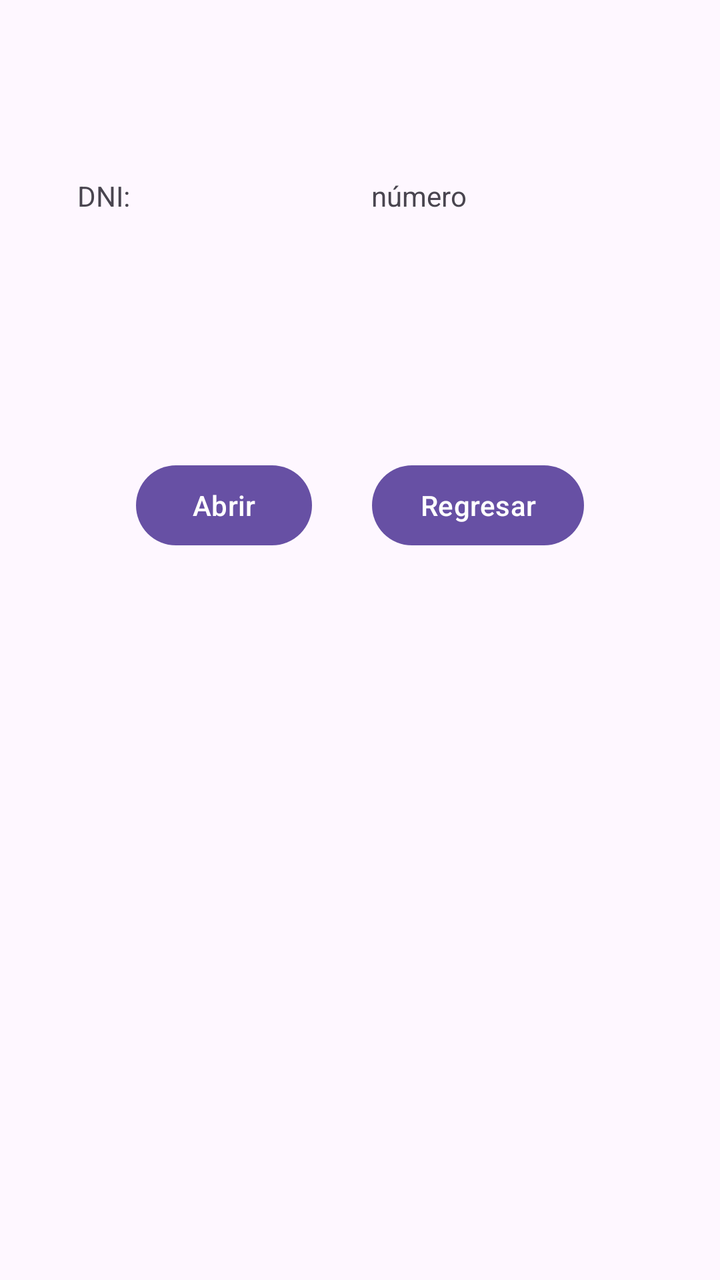
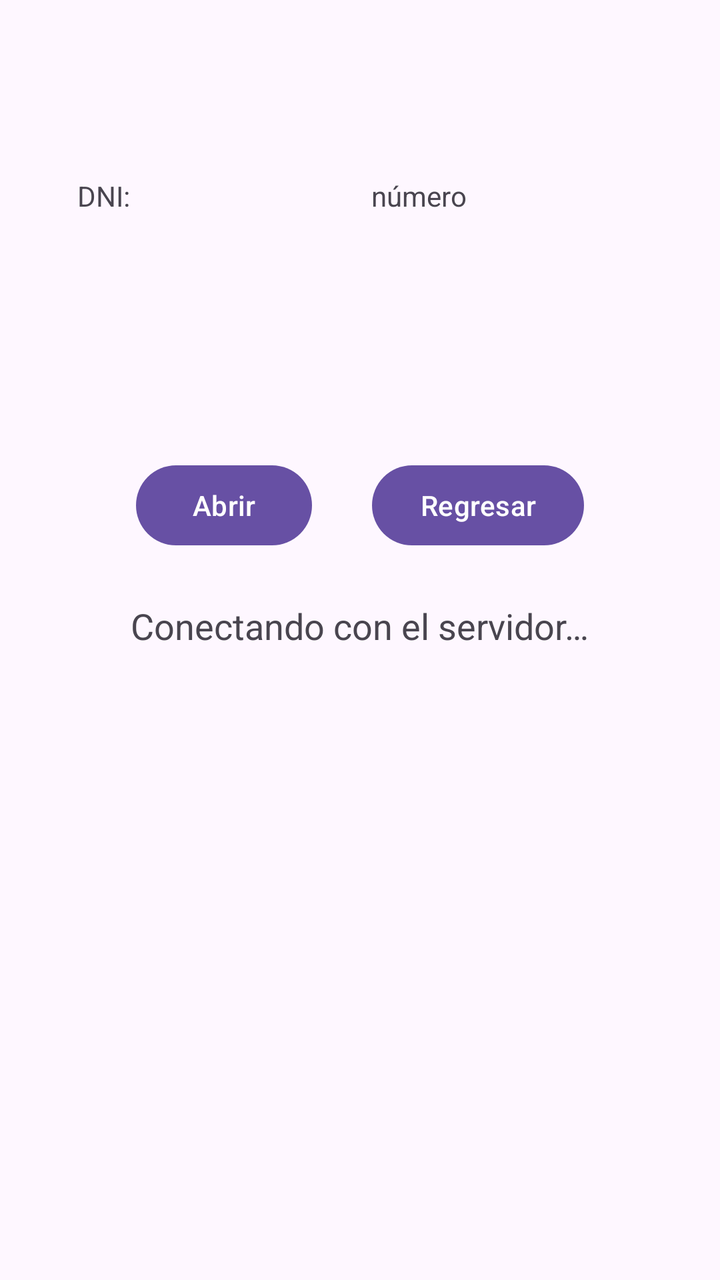

Two renders of the same Android screen: before a commit and after it. Below are the layout's source before the change and the commit's diff.
<!-- AndroidManifest.xml: application theme Theme.LogginGym -->
<!-- res/layout/activity_apertura_puerta.xml -->
<?xml version="1.0" encoding="utf-8"?>
<androidx.constraintlayout.widget.ConstraintLayout xmlns:android="http://schemas.android.com/apk/res/android"
    xmlns:app="http://schemas.android.com/apk/res-auto"
    xmlns:tools="http://schemas.android.com/tools"
    android:id="@+id/main"
    android:layout_width="match_parent"
    android:layout_height="match_parent"
    tools:context=".AperturaPuerta">

    <Button
        android:id="@+id/btnComandoAbrir"
        android:layout_width="wrap_content"
        android:layout_height="wrap_content"
        android:layout_marginStart="66dp"
        android:onClick="abrirPuerta"
        android:text="Abrir"
        app:layout_constraintBottom_toBottomOf="parent"
        app:layout_constraintEnd_toStartOf="@+id/btnBackFromAperturaPuerta"
        app:layout_constraintHorizontal_bias="0.065"
        app:layout_constraintStart_toStartOf="parent"
        app:layout_constraintTop_toTopOf="parent"
        app:layout_constraintVertical_bias="0.386" />

    <Button
        android:id="@+id/btnBackFromAperturaPuerta"
        android:layout_width="wrap_content"
        android:layout_height="wrap_content"
        android:layout_marginEnd="68dp"
        android:onClick="backToMenuFromAperturaPuerta"
        android:text="Regresar"
        app:layout_constraintBottom_toBottomOf="parent"
        app:layout_constraintEnd_toEndOf="parent"
        app:layout_constraintTop_toTopOf="parent"
        app:layout_constraintVertical_bias="0.386" />

    <TextView
        android:id="@+id/textViewDniSesion"
        android:layout_width="wrap_content"
        android:layout_height="wrap_content"
        android:text="DNI:"
        app:layout_constraintBottom_toTopOf="@+id/btnComandoAbrir"
        app:layout_constraintEnd_toEndOf="parent"
        app:layout_constraintHorizontal_bias="0.116"
        app:layout_constraintStart_toStartOf="parent"
        app:layout_constraintTop_toTopOf="parent"
        app:layout_constraintVertical_bias="0.421" />

    <TextView
        android:id="@+id/textViewNroDni"
        android:layout_width="wrap_content"
        android:layout_height="wrap_content"
        android:layout_marginStart="100dp"
        android:text="número"
        app:layout_constraintBottom_toTopOf="@+id/btnBackFromAperturaPuerta"
        app:layout_constraintEnd_toEndOf="parent"
        app:layout_constraintHorizontal_bias="0.141"
        app:layout_constraintStart_toEndOf="@+id/textViewDniSesion"
        app:layout_constraintTop_toTopOf="parent"
        app:layout_constraintVertical_bias="0.421" />

</androidx.constraintlayout.widget.ConstraintLayout>
<!-- resources referenced by this layout -->
<resources>
  <style name="Theme.LogginGym" parent="Base.Theme.LogginGym" />
  <style name="Base.Theme.LogginGym" parent="Theme.Material3.DayNight.NoActionBar">
          
          
      </style>
</resources>

<!-- the commit's change to res/layout/activity_apertura_puerta.xml (unified diff, before → after) -->
@@ -58,4 +58,15 @@
         app:layout_constraintTop_toTopOf="parent"
         app:layout_constraintVertical_bias="0.421" />
 
+    <TextView
+        android:id="@+id/textViewEstado"
+        android:layout_width="wrap_content"
+        android:layout_height="wrap_content"
+        android:layout_marginTop="24dp"
+        android:text="Conectando con el servidor…"
+        android:textSize="18sp"
+        app:layout_constraintEnd_toEndOf="parent"
+        app:layout_constraintStart_toStartOf="parent"
+        app:layout_constraintTop_toBottomOf="@+id/btnComandoAbrir" />
+
 </androidx.constraintlayout.widget.ConstraintLayout>
